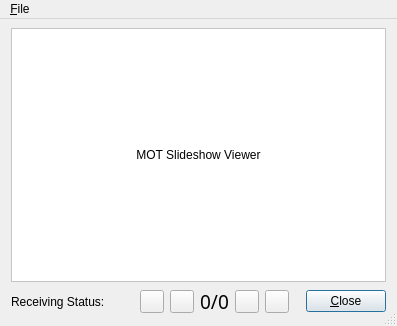
First picture: the form in dream/src/GUI-QT/SlideShowViewer.ui, repository mmjee/dream-patched, before the edit.
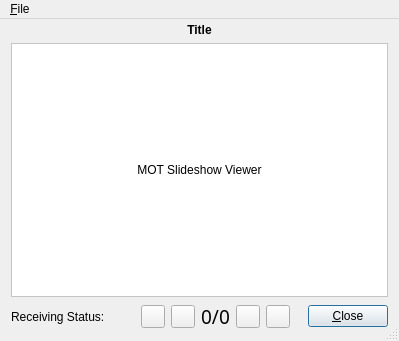
Second picture: the form after the edit. Icons and pictures are not drawn. Custom widgets are drawn as their Qt base class.

Commit message: SlideShowViewer: cleanup, windows title updated on service change, added image title

Diff of the .ui file:
```diff
--- a/dream/src/GUI-QT/SlideShowViewer.ui
+++ b/dream/src/GUI-QT/SlideShowViewer.ui
@@ -6,8 +6,8 @@
    <rect>
     <x>0</x>
     <y>0</y>
-    <width>397</width>
-    <height>326</height>
+    <width>399</width>
+    <height>341</height>
    </rect>
   </property>
   <property name="windowTitle">
@@ -52,7 +52,7 @@
       <number>11</number>
      </property>
      <property name="topMargin">
-      <number>9</number>
+      <number>4</number>
      </property>
      <property name="rightMargin">
       <number>11</number>
@@ -61,7 +61,38 @@
       <number>11</number>
      </property>
      <item>
-      <widget class="QLabel" name="image">
+      <widget class="QLabel" name="LabelTitle">
+       <property name="sizePolicy">
+        <sizepolicy hsizetype="Minimum" vsizetype="Minimum">
+         <horstretch>0</horstretch>
+         <verstretch>0</verstretch>
+        </sizepolicy>
+       </property>
+       <property name="lineWidth">
+        <number>0</number>
+       </property>
+       <property name="text">
+        <string>&lt;b&gt;Title&lt;/b&gt;</string>
+       </property>
+       <property name="textFormat">
+        <enum>Qt::RichText</enum>
+       </property>
+       <property name="alignment">
+        <set>Qt::AlignCenter</set>
+       </property>
+       <property name="wordWrap">
+        <bool>true</bool>
+       </property>
+       <property name="openExternalLinks">
+        <bool>true</bool>
+       </property>
+       <property name="textInteractionFlags">
+        <set>Qt::LinksAccessibleByMouse</set>
+       </property>
+      </widget>
+     </item>
+     <item>
+      <widget class="QLabel" name="Image">
        <property name="sizePolicy">
         <sizepolicy hsizetype="Expanding" vsizetype="Expanding">
          <horstretch>0</horstretch>
@@ -92,6 +123,9 @@
        <property name="text">
         <string>MOT Slideshow Viewer</string>
        </property>
+       <property name="textFormat">
+        <enum>Qt::RichText</enum>
+       </property>
        <property name="alignment">
         <set>Qt::AlignCenter</set>
        </property>
```
Left out of the diff: 3 changed lines with no effect on the pictures. The commit also changes 2 other files.
